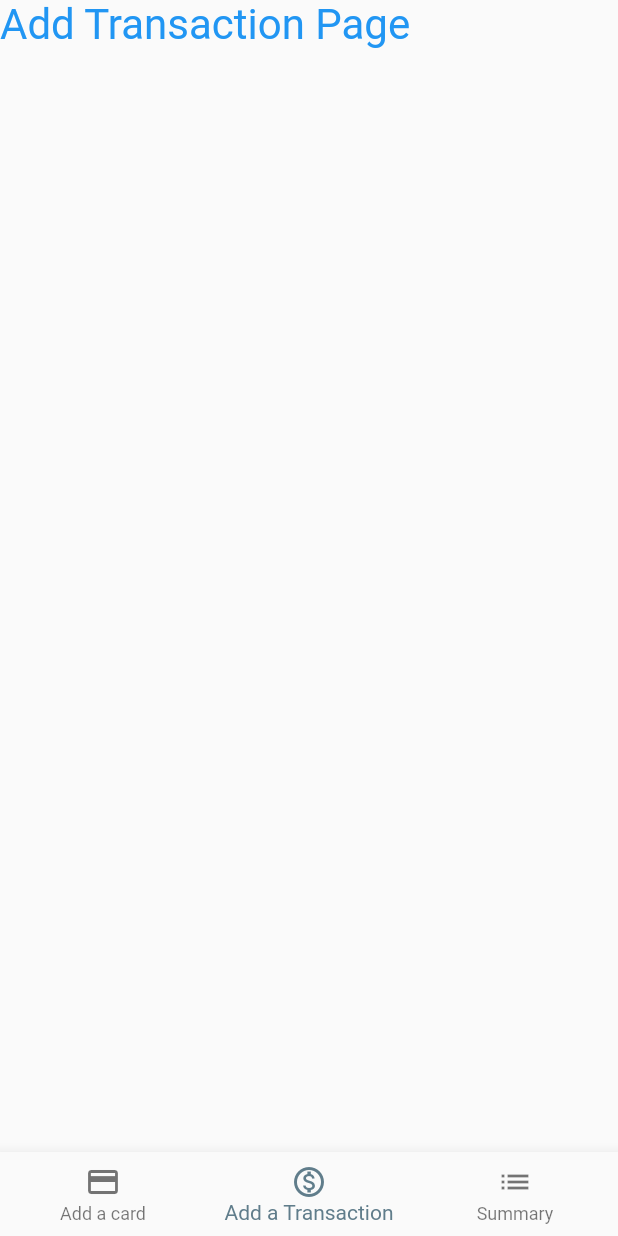
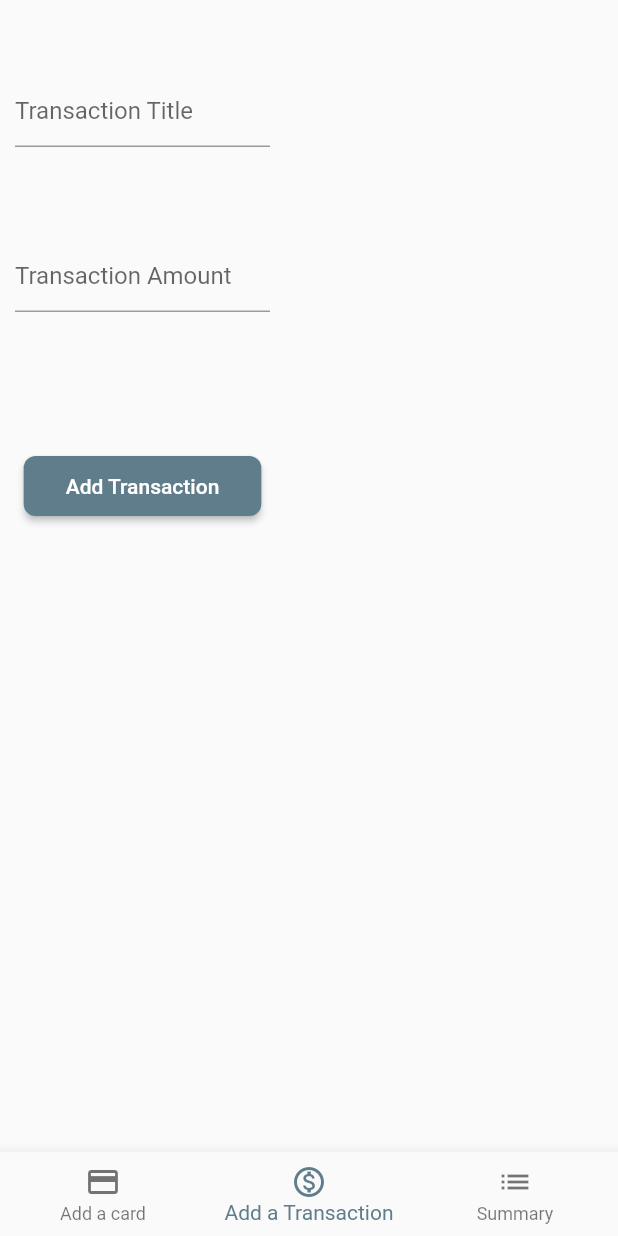
Before and after one commit to Sridharan75/Flutter, a Flutter app: the MyStatefulWidget screen opened directly, item 2 of the bottom bar chosen, on a phone screen of 412 x 824 dp. Run offline on Flutter 3.47's test engine with Material 2 defaults, Android fonts, the phone set to English and light mode, and no system bars; our stand-ins replace flutter_credit_card.

Commit message:
Credit_Card_manager

```diff
--- a/lib/bottomNavigationBarItems/AddTransactionPage.dart
+++ b/lib/bottomNavigationBarItems/AddTransactionPage.dart
@@ -6,12 +6,57 @@ class AddTransactionPage extends StatelessWidget {
 
   @override
   Widget build(BuildContext context) {
-    return Container(
-      child: const Text(
-        "Add Transaction Page",
-        textScaleFactor: 2,
-        style: TextStyle(color: Colors.blue),
-      ),
+    return Column(
+      children: <Widget>[
+        Container(
+          height: 150.0,
+          width: 190.0,
+          padding: EdgeInsets.only(top: 40),
+          decoration: BoxDecoration(
+            borderRadius: BorderRadius.circular(200),
+          ),
+          child: const Padding(
+            padding: EdgeInsets.all(10),
+            child: TextField(
+              decoration: InputDecoration(hintText: 'Transaction Title'),
+            ),
+          ),
+        ),
+        Container(
+          height: 150.0,
+          width: 190.0,
+          // padding: EdgeInsets.only(top: 2),
+          decoration: BoxDecoration(
+            borderRadius: BorderRadius.circular(200),
+          ),
+          child: const Padding(
+            padding: EdgeInsets.all(10),
+            child: TextField(
+              decoration: InputDecoration(hintText: 'Transaction Amount'),
+            ),
+          ),
+        ),
+
+        ElevatedButton(
+          style: ElevatedButton.styleFrom(
+            shape: RoundedRectangleBorder(
+              borderRadius: BorderRadius.circular(8.0),
+            ),
+            primary: const Color(0xff607d8b),
+          ),
+          child: Container(
+            margin: const EdgeInsets.all(12),
+            child: const Text(
+              'Add Transaction',
+              style: TextStyle(
+                color: Colors.white,
+                fontSize: 14,
+              ),
+            ),
+          ),
+          onPressed: () {},
+        ),
+      ],
     );
   }
 }
```
Also changed, not shown: lib/tabBar/transaction.dart (+10 -10 lines).
